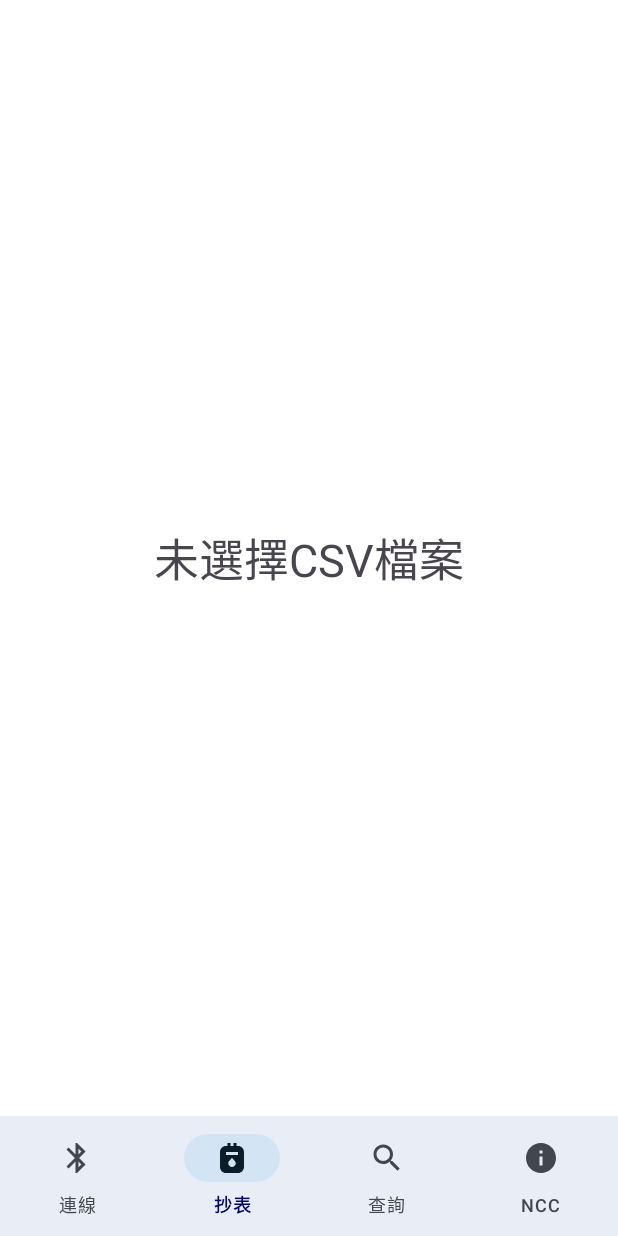
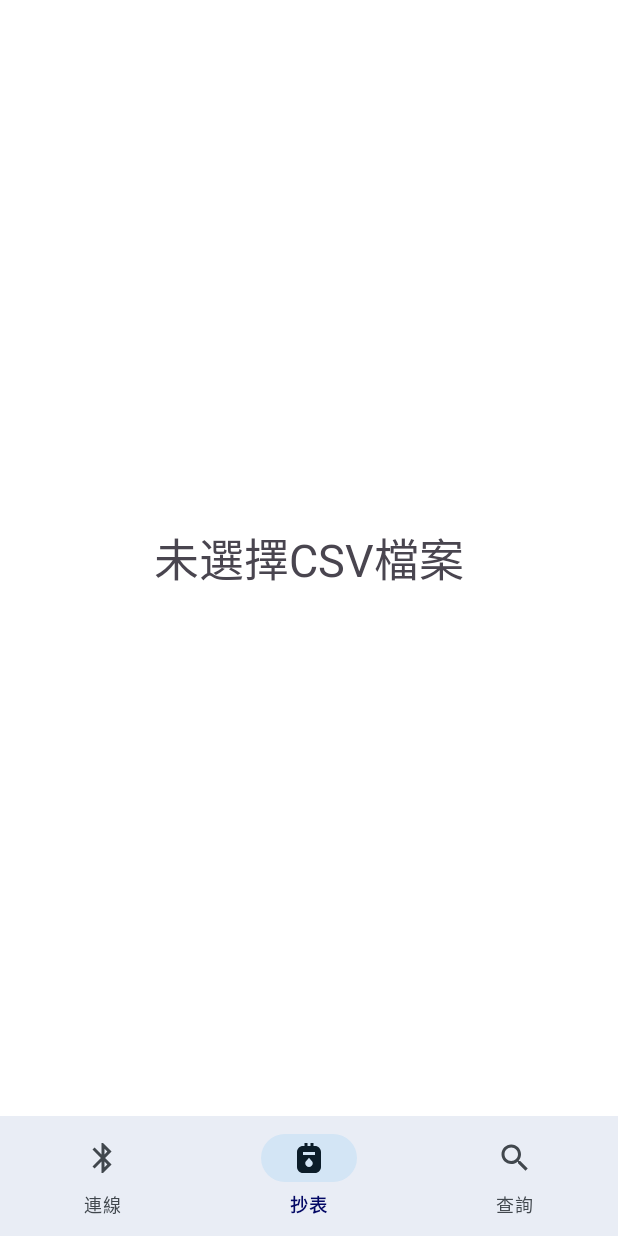
Before and after one commit to wkai2573/wi_android_GasMater, an Android app: the MeterBaseFragment screen opened through its navigation route, on a phone screen of 412 x 824 dp. Run offline under Robolectric (Android 15) with nearby library versions, the phone set to English and light mode, and no system bars; our stand-ins replace Dagger/Hilt's generated code, navigation-ui; 2 statements that could not run were skipped.

Commit message:
APK v0.5 初版

```diff
--- a/app/src/main/java/com/wavein/gasmeter/tools/rd64h/StepClass.kt
+++ b/app/src/main/java/com/wavein/gasmeter/tools/rd64h/StepClass.kt
@@ -19,4 +19,4 @@ data class R70Step(val meterId:String) : BaseStep()
 data class R87Step(val cc:String = "\u0021\u0040\u0000\u0000", val adr:String, val op:String, val data:String = "") : BaseStep()
 class D87D01Step : BaseStep()
 class D87D05Step : BaseStep()
-class D87D23Step(val part:Int) : BaseStep()
+class D87D23Step : BaseStep()
--- a/app/src/main/res/menu/bottom_nav_menu.xml
+++ b/app/src/main/res/menu/bottom_nav_menu.xml
@@ -20,9 +20,10 @@
 <!--    android:enabled="true"-->
 <!--    android:icon="@drawable/ic_info_24"-->
 <!--    android:title="TEST"/>-->
-  <item
-    android:id="@+id/nav_nccFragment"
-    android:enabled="true"
-    android:icon="@drawable/ic_info_24"
-    android:title="NCC"/>
+  <!-- todo 測試時打開 -->
+<!--  <item-->
+<!--    android:id="@+id/nav_nccFragment"-->
+<!--    android:enabled="true"-->
+<!--    android:icon="@drawable/ic_info_24"-->
+<!--    android:title="NCC"/>-->
 </menu>
```
Also changed, not shown: app/src/main/java/com/wavein/gasmeter/ui/bluetooth/BluetoothViewModel.kt (+4 -4 lines), app/src/main/java/com/wavein/gasmeter/ui/setting/CsvViewModel.kt (+6 -5 lines).
